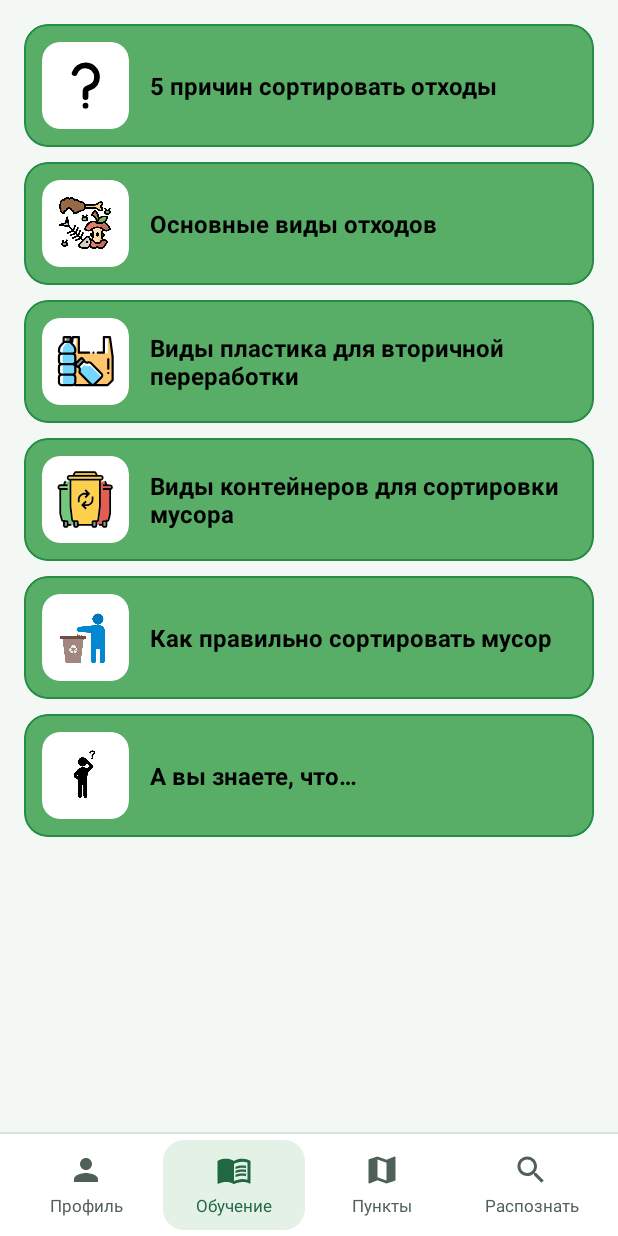
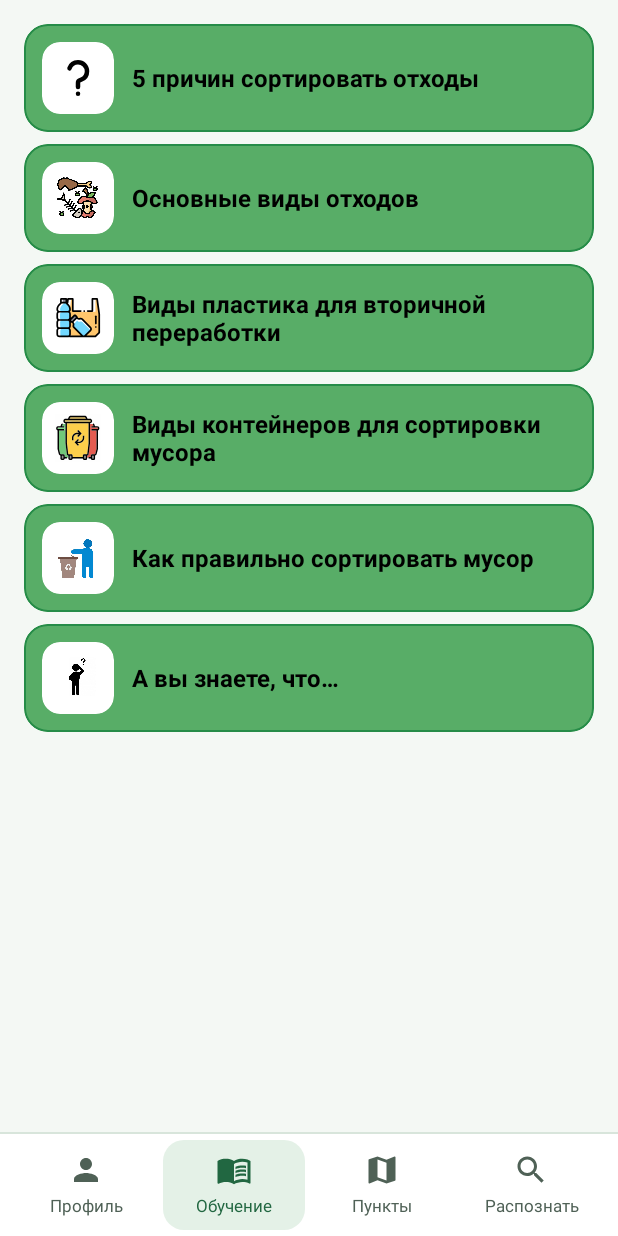
Before and after one commit to NewMrPotato/EcoSort, an Android app: the screen it shows after launch (MainActivity), after a tap on "Обучение", on a phone screen of 412 x 824 dp. Run offline under Robolectric (Android 15) with nearby library versions, the phone set to English and light mode, and no system bars; libraries missing offline, so code that uses them is left out: com.yandex.mapkit, com.yandex.runtime; 4 statements that could not run were skipped; 1 other tap on this screen came first.

Commit message:
Polish compact layouts and document application functionality

```diff
--- a/app/src/main/res/layout/lesson_list_item.xml
+++ b/app/src/main/res/layout/lesson_list_item.xml
@@ -5,7 +5,7 @@
     style="@style/Widget.EcoSort.OutlinedCard"
     android:layout_width="match_parent"
     android:layout_height="wrap_content"
-    android:layout_marginBottom="10dp"
+    android:layout_marginBottom="8dp"
     android:clickable="true"
     android:focusable="true"
     app:cardBackgroundColor="@color/light_green"
@@ -15,13 +15,13 @@
         android:layout_width="match_parent"
         android:layout_height="wrap_content"
         android:gravity="center_vertical"
-        android:minHeight="82dp"
+        android:minHeight="72dp"
         android:orientation="horizontal"
         android:padding="12dp">
 
         <com.google.android.material.card.MaterialCardView
-            android:layout_width="58dp"
-            android:layout_height="58dp"
+            android:layout_width="48dp"
+            android:layout_height="48dp"
             app:cardBackgroundColor="@color/white"
             app:cardCornerRadius="12dp"
             app:cardElevation="0dp">
@@ -40,7 +40,7 @@
             android:id="@+id/lesson_title_text_view"
             android:layout_width="0dp"
             android:layout_height="wrap_content"
-            android:layout_marginStart="14dp"
+            android:layout_marginStart="12dp"
             android:layout_weight="1"
             android:text="@string/lesson_row_placeholder"
             android:textColor="@color/black"
--- a/app/src/main/res/layout/recognition_panel.xml
+++ b/app/src/main/res/layout/recognition_panel.xml
@@ -11,7 +11,7 @@
         android:layout_width="match_parent"
         android:layout_height="wrap_content"
         android:orientation="vertical"
-        android:padding="20dp">
+        android:padding="16dp">
 
         <TextView
             android:layout_width="match_parent"
@@ -31,7 +31,7 @@
             android:id="@+id/detected_image_frame"
             style="@style/Widget.EcoSort.OutlinedCard"
             android:layout_width="match_parent"
-            android:layout_height="220dp"
+            android:layout_height="180dp"
             app:cardBackgroundColor="@color/eco_surface_tint">
 
             <ImageView
```
Also changed, not shown: 1 other file.
